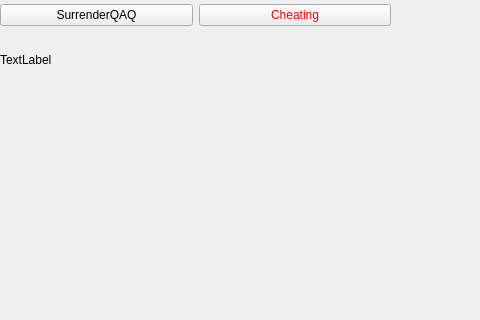
Qt form NoGo-Task1-2.0/mainwindow.ui (SakuraMarble/Team9_Final) before a commit; both pictures show x 0 to 480 and y 0 to 320 of the 800 by 600 pixel window.
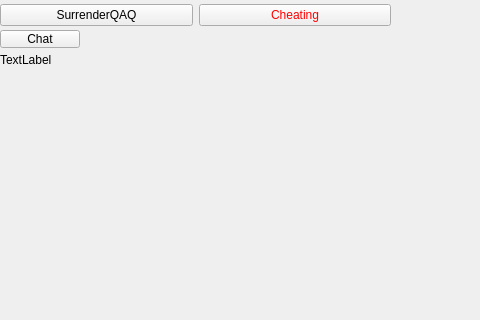
The same form after that commit.

What changed in the file:
```diff
--- a/NoGo-Task1-2.0/mainwindow.ui
+++ b/NoGo-Task1-2.0/mainwindow.ui
@@ -107,6 +107,19 @@
      <string>TextLabel</string>
     </property>
    </widget>
+   <widget class="QPushButton" name="Chat">
+    <property name="geometry">
+     <rect>
+      <x>0</x>
+      <y>30</y>
+      <width>80</width>
+      <height>18</height>
+     </rect>
+    </property>
+    <property name="text">
+     <string>Chat</string>
+    </property>
+   </widget>
   </widget>
   <widget class="QMenuBar" name="menubar">
    <property name="geometry">
```
